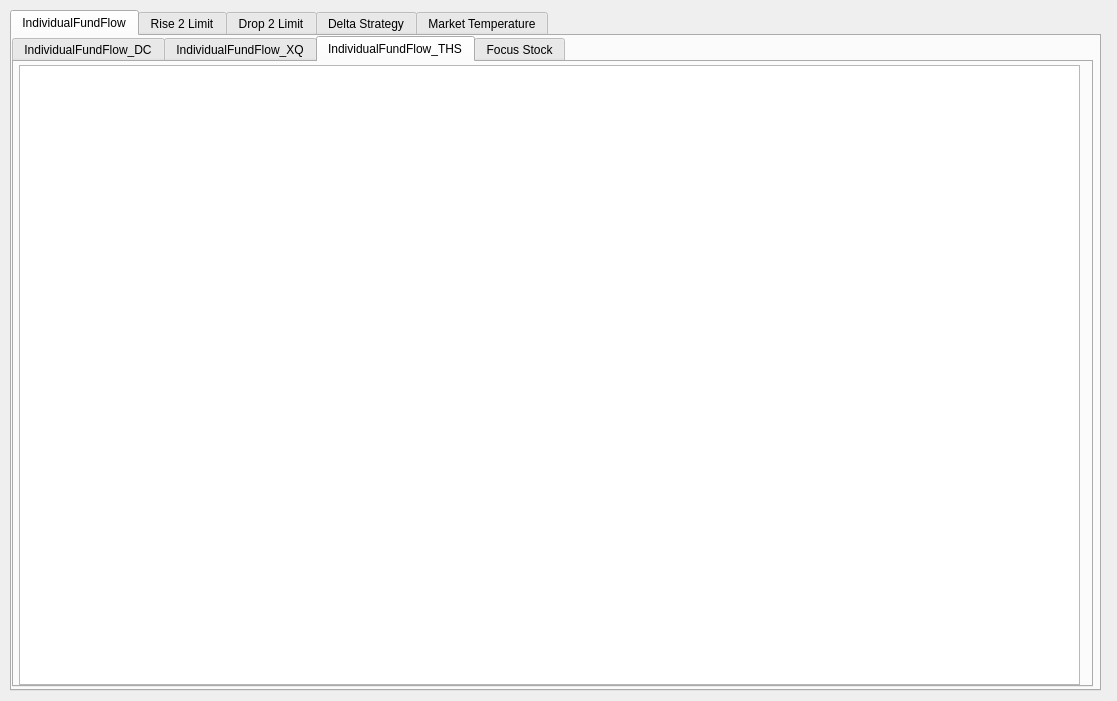
The window that StockTip/form.ui (Ruffia/ADRHis) describes before a commit, drawn with Qt 5.
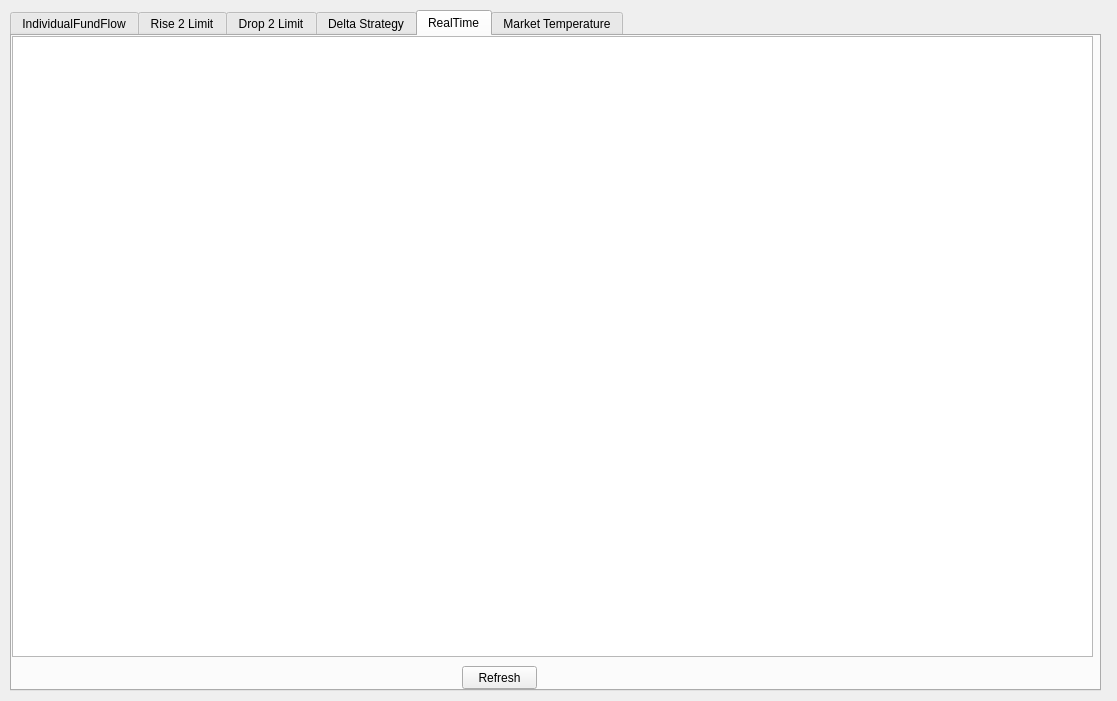
The same window after the commit.

Commit message: 新增RealTime FundFlow 功能

```diff
--- a/StockTip/form.ui
+++ b/StockTip/form.ui
@@ -23,7 +23,7 @@
     </rect>
    </property>
    <property name="currentIndex">
-    <number>0</number>
+    <number>4</number>
    </property>
    <widget class="QWidget" name="m_tabIndividualFundFlow">
     <attribute name="title">
@@ -322,6 +322,34 @@
      </widget>
     </widget>
    </widget>
+   <widget class="QWidget" name="m_tabRealTimeFundFlow">
+    <attribute name="title">
+     <string>RealTime</string>
+    </attribute>
+    <widget class="QTableView" name="m_tableViewIndividualRealTimeFundFlow">
+     <property name="geometry">
+      <rect>
+       <x>0</x>
+       <y>0</y>
+       <width>1081</width>
+       <height>621</height>
+      </rect>
+     </property>
+    </widget>
+    <widget class="QPushButton" name="m_btnRefresh">
+     <property name="geometry">
+      <rect>
+       <x>450</x>
+       <y>630</y>
+       <width>75</width>
+       <height>23</height>
+      </rect>
+     </property>
+     <property name="text">
+      <string>Refresh</string>
+     </property>
+    </widget>
+   </widget>
    <widget class="QWidget" name="m_tabMarketTemperature">
     <attribute name="title">
      <string>Market Temperature</string>
```
The commit also changes 2 other files.
